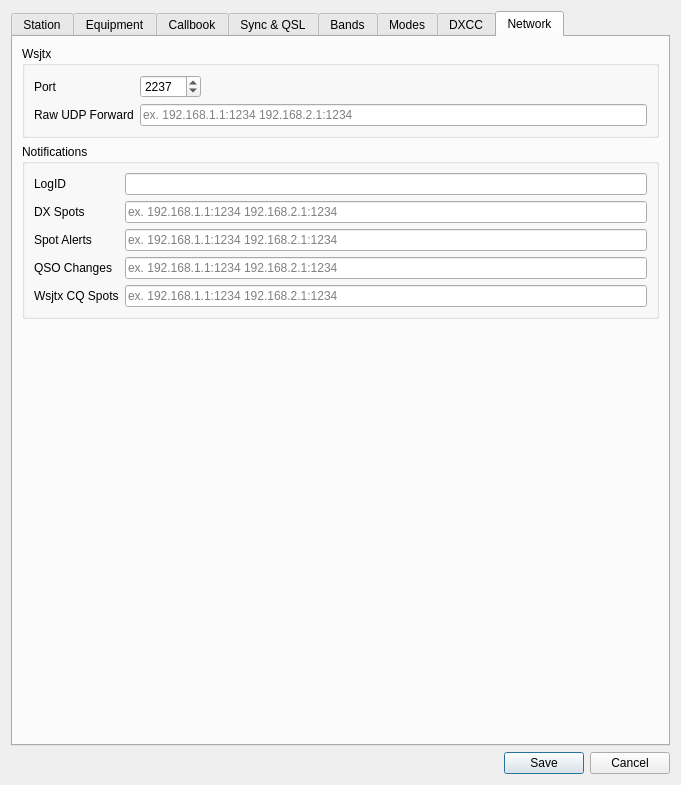
Qt form ui/SettingsDialog.ui (k5mcd/QLog) before a commit.
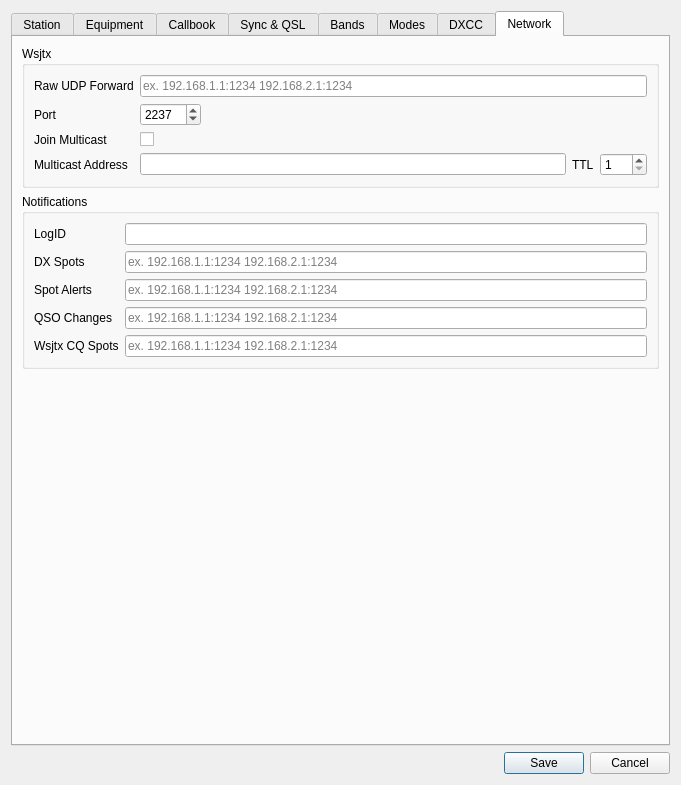
The same form after that commit. The open tabs and pages were chosen to show the change. Icons and pictures are not drawn.

Commit message: Fixed #172 - Added Support for WSJTX Multicast

Diff of the .ui file:
```diff
--- a/ui/SettingsDialog.ui
+++ b/ui/SettingsDialog.ui
@@ -2756,13 +2756,30 @@
          </property>
          <layout class="QFormLayout" name="formLayout_14">
           <item row="0" column="0">
+           <widget class="QLabel" name="wsjtForwardLabel">
+            <property name="text">
+             <string>Raw UDP Forward</string>
+            </property>
+           </widget>
+          </item>
+          <item row="0" column="1">
+           <widget class="QLineEdit" name="wsjtForwardEdit">
+            <property name="toolTip">
+             <string>&lt;p&gt;List of IP addresses to which QLog forwards raw UDP WSJT-X packets.&lt;/p&gt;The IP addresses are separated by a space and have the form IP:PORT</string>
+            </property>
+            <property name="placeholderText">
+             <string>ex. 192.168.1.1:1234 192.168.2.1:1234</string>
+            </property>
+           </widget>
+          </item>
+          <item row="1" column="0">
            <widget class="QLabel" name="wsjtPortLabel">
             <property name="text">
              <string>Port </string>
             </property>
            </widget>
           </item>
-          <item row="0" column="1">
+          <item row="1" column="1">
            <widget class="QSpinBox" name="wsjtPortSpin">
             <property name="sizePolicy">
              <sizepolicy hsizetype="Maximum" vsizetype="Fixed">
@@ -2784,23 +2801,82 @@
             </property>
            </widget>
           </item>
-          <item row="1" column="0">
-           <widget class="QLabel" name="wsjtForwardLabel">
+          <item row="2" column="0">
+           <widget class="QLabel" name="wsjtMulticastCheckboxLabel">
             <property name="text">
-             <string>Raw UDP Forward</string>
+             <string>Join Multicast</string>
             </property>
            </widget>
           </item>
-          <item row="1" column="1">
-           <widget class="QLineEdit" name="wsjtForwardEdit">
+          <item row="2" column="1">
+           <widget class="QCheckBox" name="wsjtMulticastCheckbox">
+            <property name="sizePolicy">
+             <sizepolicy hsizetype="Maximum" vsizetype="Fixed">
+              <horstretch>0</horstretch>
+              <verstretch>0</verstretch>
+             </sizepolicy>
+            </property>
             <property name="toolTip">
              <string>&lt;p&gt;List of IP addresses to which QLog forwards raw UDP WSJT-X packets.&lt;/p&gt;The IP addresses are separated by a space and have the form IP:PORT</string>
             </property>
-            <property name="placeholderText">
-             <string>ex. 192.168.1.1:1234 192.168.2.1:1234</string>
+            <property name="text">
+             <string/>
             </property>
            </widget>
           </item>
+          <item row="3" column="0">
+           <widget class="QLabel" name="wsjtMulticastAddressLabel">
+            <property name="text">
+             <string>Multicast Address</string>
+            </property>
+           </widget>
+          </item>
+          <item row="3" column="1">
+           <layout class="QHBoxLayout" name="horizontalLayout_14">
+            <item>
+             <widget class="QLineEdit" name="wsjtMulticastAddressEdit">
+              <property name="sizePolicy">
+               <sizepolicy hsizetype="MinimumExpanding" vsizetype="Fixed">
+                <horstretch>0</horstretch>
+                <verstretch>0</verstretch>
+               </sizepolicy>
+              </property>
+              <property name="toolTip">
+               <string>Specify Multicast Address. &lt;br&gt;On some Linux systems it may be necessary to enable multicast on the loop-back network interface.</string>
+              </property>
+             </widget>
+            </item>
+            <item>
+             <widget class="QLabel" name="wsjtMulticastTTLLabel">
+              <property name="text">
+               <string>TTL</string>
+              </property>
+             </widget>
+            </item>
+            <item>
+             <widget class="QSpinBox" name="wsjtMulticastTTLSpin">
+              <property name="sizePolicy">
+               <sizepolicy hsizetype="Maximum" vsizetype="Fixed">
+                <horstretch>0</horstretch>
+                <verstretch>0</verstretch>
+               </sizepolicy>
+              </property>
+              <property name="toolTip">
+               <string>Time-To-Live determines the range&lt;br&gt; over which a multicast packet is propagated in your intranet. </string>
+              </property>
+              <property name="minimum">
+               <number>1</number>
+              </property>
+              <property name="maximum">
+               <number>255</number>
+              </property>
+              <property name="value">
+               <number>1</number>
+              </property>
+             </widget>
+            </item>
+           </layout>
+          </item>
          </layout>
         </widget>
        </item>
```
Left out of the diff: 119 changed lines with no effect on the pictures. The commit also changes 4 other files.
